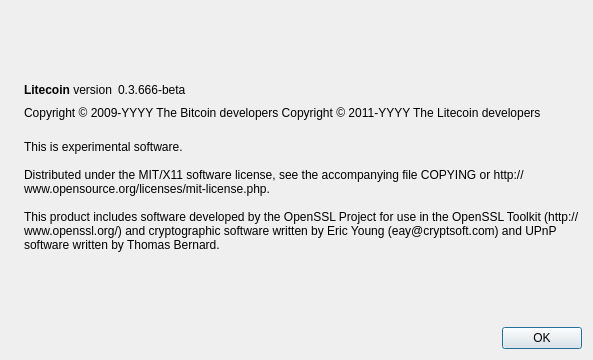
Before: the Qt Designer form src/qt/forms/aboutdialog.ui in gabens/gabencoin, drawn with Qt 5.
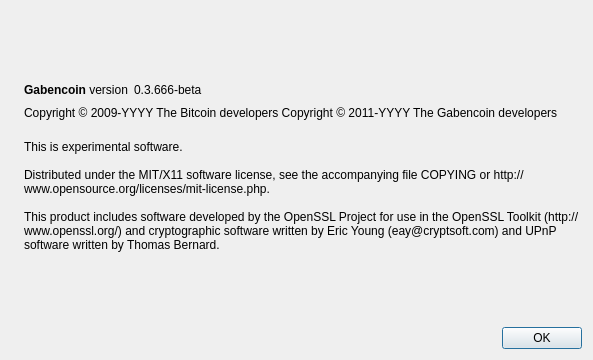
After: the same form once the commit is applied. Icons and pictures are not drawn.

```diff
--- a/src/qt/forms/aboutdialog.ui
+++ b/src/qt/forms/aboutdialog.ui
@@ -50,7 +50,7 @@
           <cursorShape>IBeamCursor</cursorShape>
          </property>
          <property name="text">
-          <string>&lt;b&gt;Litecoin&lt;/b&gt; version</string>
+          <string>&lt;b&gt;Gabencoin&lt;/b&gt; version</string>
          </property>
          <property name="textInteractionFlags">
           <set>Qt::LinksAccessibleByMouse|Qt::TextSelectableByKeyboard|Qt::TextSelectableByMouse</set>
@@ -92,7 +92,7 @@
        </property>
        <property name="text">
         <string notr="true">Copyright &amp;copy; 2009-YYYY The Bitcoin developers
-Copyright &amp;copy; 2011-YYYY The Litecoin developers</string>
+Copyright &amp;copy; 2011-YYYY The Gabencoin developers</string>
        </property>
        <property name="textFormat">
         <enum>Qt::RichText</enum>
```
Left out of the diff: 2 changed lines with no effect on the pictures.
